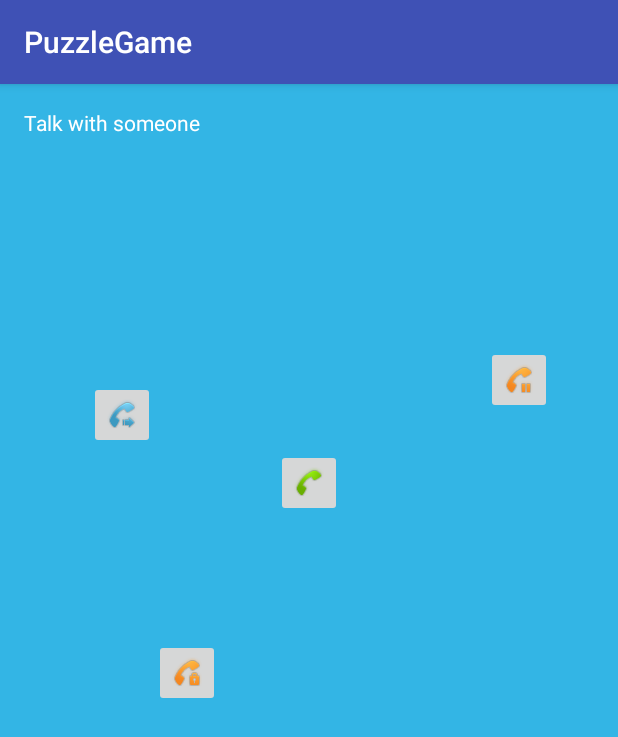
After one commit to McTheG/PuzzleGame, an Android app: the Distance screen opened directly, with no data from a screen before it, on a phone screen of 412 x 824 dp. The commit adds this screen. Shown: the top 737 px of the screen. Run offline under Robolectric (Android 15) with nearby library versions, the phone set to English and light mode, and no system bars.

Commit message:
basic lvls added

```diff
--- a/app/build.gradle
+++ b/app/build.gradle
@@ -26,4 +26,5 @@ dependencies {
     })
     compile 'com.android.support:appcompat-v7:24.2.1'
     testCompile 'junit:junit:4.12'
+    compile 'com.google.android.gms:play-services-appindexing:8.4.0'
 }
--- /dev/null
+++ b/app/src/main/java/com/example/elvin/puzzlegame/Distance.java
@@ -0,0 +1,77 @@
+package com.example.elvin.puzzlegame;
+
+import android.content.Context;
+import android.content.Intent;
+import android.hardware.Sensor;
+import android.hardware.SensorEvent;
+import android.hardware.SensorEventListener;
+import android.hardware.SensorManager;
+import android.support.v7.app.AppCompatActivity;
+import android.os.Bundle;
+import android.widget.TextView;
+
+public class Distance extends AppCompatActivity implements SensorEventListener {
+    private SensorManager mSensorManager;
+    private Sensor mDistance;
+
+    @Override
+    protected void onCreate(Bundle savedInstanceState) {
+        super.onCreate(savedInstanceState);
+        setContentView(R.layout.activity_distance);
+
+
+
+        mSensorManager = (SensorManager) getSystemService(Context.SENSOR_SERVICE);
+        mDistance = mSensorManager.getDefaultSensor(Sensor.TYPE_PROXIMITY);
+    }
+
+
+    @Override
+    public final void onAccuracyChanged(Sensor sensor, int accuracy) {
+        // Do something here if sensor accuracy changes.
+
+    }
+
+    @Override
+    public final void onSensorChanged(SensorEvent event) {
+        // The light sensor returns a single value.
+        // Many sensors return 3 values, one for each axis.
+        float dis = event.values[0];
+        TextView text  = (TextView) findViewById(R.id.value);
+        text.setText("" + dis);
+        if (dis <= 10){
+            Continue();
+        }
+        // Do something with this sensor value.
+    }
+
+    @Override
+    protected void onResume() {
+        super.onResume();
+        mSensorManager.registerListener(this, mDistance, SensorManager.SENSOR_DELAY_NORMAL);
+    }
+
+    @Override
+    protected void onPause() {
+        super.onPause();
+        mSensorManager.unregisterListener(this);
+    }
+
+    @Override
+    public void onStart() {
+        super.onStart();
+    }
+
+    @Override
+    public void onStop() {
+        super.onStop();
+    }
+
+    public void Continue() {
+        // Do something in response to button
+
+        Intent intent = new Intent(this, MainActivity.class);
+        startActivity(intent);
+    }
+
+}
--- /dev/null
+++ b/app/src/main/res/layout/activity_distance.xml
@@ -0,0 +1,71 @@
+<?xml version="1.0" encoding="utf-8"?>
+<RelativeLayout xmlns:android="http://schemas.android.com/apk/res/android"
+    xmlns:app="http://schemas.android.com/apk/res-auto"
+    xmlns:tools="http://schemas.android.com/tools"
+    android:id="@+id/activity_distance"
+    android:layout_width="match_parent"
+    android:layout_height="match_parent"
+    android:paddingBottom="@dimen/activity_vertical_margin"
+    android:paddingLeft="@dimen/activity_horizontal_margin"
+    android:paddingRight="@dimen/activity_horizontal_margin"
+    android:paddingTop="@dimen/activity_vertical_margin"
+    tools:context="com.example.elvin.puzzlegame.Distance"
+    android:background="@android:color/holo_blue_light">
+    <TextView
+        android:text="Talk with someone"
+        android:layout_width="wrap_content"
+        android:layout_height="wrap_content"
+        android:id="@+id/textView"
+        android:textColor="@android:color/white" />
+
+    <TextView
+        android:layout_width="match_parent"
+        android:layout_height="wrap_content"
+        android:id="@+id/value"
+        android:layout_below="@id/textView"/>
+
+    <ImageButton
+        android:layout_width="wrap_content"
+        android:layout_height="wrap_content"
+        app:srcCompat="@android:drawable/stat_sys_phone_call_forward"
+        android:id="@+id/imageButton2"
+        android:layout_below="@+id/value"
+        android:layout_alignRight="@+id/textView"
+        android:layout_alignEnd="@+id/textView"
+        android:layout_marginRight="30dp"
+        android:layout_marginEnd="30dp"
+        android:layout_marginTop="143dp" />
+
+    <ImageButton
+        android:layout_width="wrap_content"
+        android:layout_height="wrap_content"
+        app:srcCompat="@android:drawable/stat_sys_phone_call_on_hold"
+        android:id="@+id/imageButton5"
+        android:layout_above="@+id/imageButton3"
+        android:layout_alignParentRight="true"
+        android:layout_alignParentEnd="true"
+        android:layout_marginRight="28dp"
+        android:layout_marginEnd="28dp"
+        android:layout_marginBottom="23dp" />
+
+    <ImageButton
+        android:layout_width="wrap_content"
+        android:layout_height="wrap_content"
+        app:srcCompat="@android:drawable/stat_sys_phone_call"
+        android:id="@+id/imageButton3"
+        android:layout_below="@+id/imageButton2"
+        android:layout_centerHorizontal="true" />
+
+    <ImageButton
+        android:layout_width="wrap_content"
+        android:layout_height="wrap_content"
+        app:srcCompat="@android:drawable/stat_sys_vp_phone_call_on_hold"
+        android:id="@+id/imageButton4"
+        android:layout_marginLeft="43dp"
+        android:layout_marginStart="43dp"
+        android:layout_marginTop="81dp"
+        android:layout_below="@+id/imageButton3"
+        android:layout_alignLeft="@+id/imageButton2"
+        android:layout_alignStart="@+id/imageButton2" />
+
+</RelativeLayout>
```
Also changed, not shown: app/src/main/AndroidManifest.xml (+8 -2 lines), app/src/main/java/com/example/elvin/puzzlegame/LightOut.java (added, +76 -0 lines), app/src/main/java/com/example/elvin/puzzlegame/MainActivity.java (+13 -0 lines), app/src/main/res/layout/light_out.xml (added, +25 -0 lines), app/src/main/res/drawable/lockbackground.png (added), app/src/main/res/drawable/paper.png (added).
